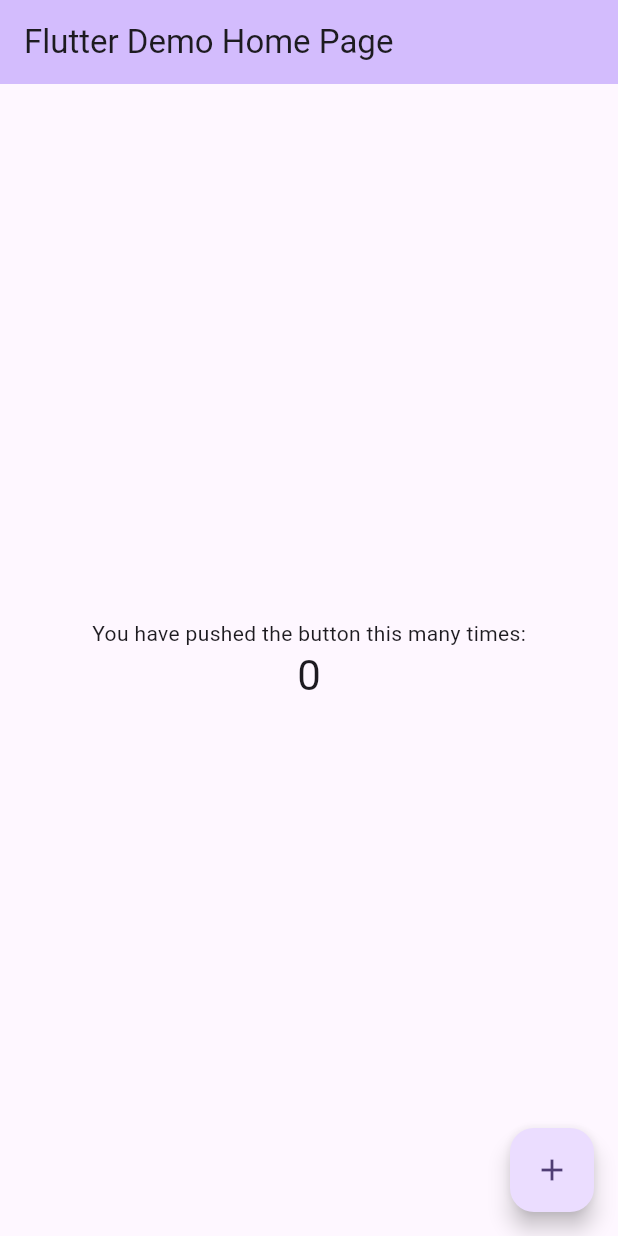
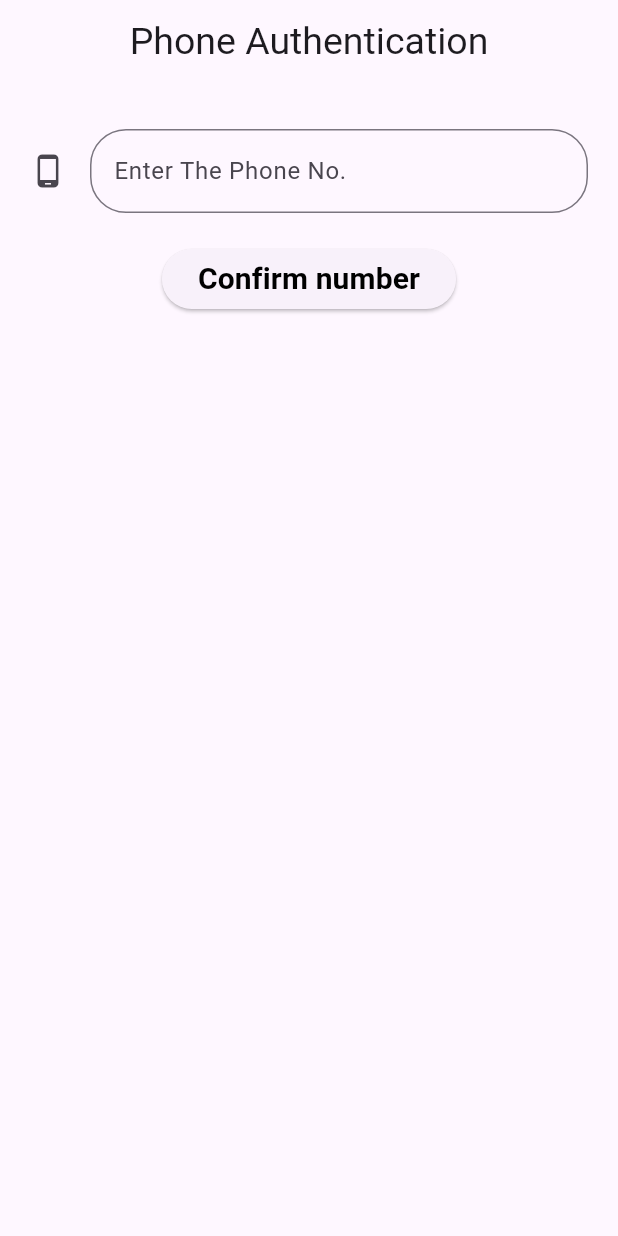
Before and after one commit to hitesh12321/otp-verification, a Flutter app: the screen it shows after launch, on a phone screen of 412 x 824 dp. Run offline on Flutter 3.47's test engine with Material 3 defaults, Android fonts, the phone set to English and light mode, and no system bars; our stand-ins replace firebase_auth, firebase_core; accounts and stored records are empty.

```diff
--- a/lib/main.dart
+++ b/lib/main.dart
@@ -1,5 +1,6 @@
 import 'package:flutter/material.dart';
 import 'package:firebase_core/firebase_core.dart';
+import 'package:otp/phoneauth.dart';
 
 void main() async {
   WidgetsFlutterBinding.ensureInitialized();
@@ -34,7 +35,7 @@ class MyApp extends StatelessWidget {
         // tested with just a hot reload.
         colorScheme: ColorScheme.fromSeed(seedColor: Colors.deepPurple),
       ),
-      home: const MyHomePage(title: 'Flutter Demo Home Page'),
+      home: Phoneauth(),
     );
   }
 }
--- /dev/null
+++ b/lib/phoneauth.dart
@@ -0,0 +1,97 @@
+// ignore_for_file: use_build_context_synchronously
+
+import 'package:firebase_auth/firebase_auth.dart';
+import 'package:firebase_core/firebase_core.dart';
+import 'package:flutter/material.dart';
+import 'package:otp/main.dart';
+import 'package:otp/otppage.dart';
+import 'package:otp/uiHelper.dart';
+
+class Phoneauth extends StatefulWidget {
+  const Phoneauth({super.key});
+
+  @override
+  State<Phoneauth> createState() => _PhoneauthState();
+}
+
+class _PhoneauthState extends State<Phoneauth> {
+  TextEditingController phonenumbercontroller = TextEditingController();
+
+
+
+
+
+  Future<void> phonenumber(String phonenumber) async {
+    if (phonenumber.isEmpty) {
+      return Uihelper.customShowDialog(context, "enter the phone number");
+    }
+    await FirebaseAuth.instance.verifyPhoneNumber(
+      verificationCompleted: (PhoneAuthCredential credential) {},
+      verificationFailed: (FirebaseAuthException ex) {
+        Uihelper.customShowDialog(
+          context,
+          "Verification Failed : ${ex.message}",
+        );
+      },
+      codeSent: (String verificationid, int? resendtoken) {
+        print("Verification ID: $verificationid");
+
+        Navigator.push(
+          context,
+          MaterialPageRoute(
+            builder: (context) => Otppage(verificationid: verificationid),
+          ),
+        );
+      },
+      codeAutoRetrievalTimeout: (String verificationId) {},
+      phoneNumber: phonenumbercontroller.text.toString(),
+    );
+  }
+
+  @override
+  Widget build(BuildContext context) {
+    return Scaffold(
+      appBar: AppBar(
+        title: Text('Phone Authentication', style: TextStyle(fontSize: 25)),
+        centerTitle: true,
+      ),
+      body: Container(
+        padding: EdgeInsets.symmetric(vertical: 30, horizontal: 20),
+
+        child: Column(
+          // mainAxisAlignment: MainAxisAlignment.center,
+          crossAxisAlignment: CrossAxisAlignment.center,
+          children: [
+            TextField(
+              controller: phonenumbercontroller,
+              onTap: () {},
+              decoration: InputDecoration(
+                hintText: "Enter The Phone No.",
+                icon: Icon(Icons.phone_android),
+                border: OutlineInputBorder(
+                  borderRadius: BorderRadius.circular(24),
+                ),
+              ),
+            ),
+            SizedBox(height: 20),
+            ElevatedButton(
+              onPressed: () {
+                phonenumber(phonenumbercontroller.text.trim());
+
+                print("Phone number: ${phonenumbercontroller.text.trim()}");
+              },
+              child: Text(
+                'Confirm number',
+                style: TextStyle(
+                  color: Colors.black,
+                  fontSize: 20,
+                  fontWeight: FontWeight.bold,
+                ),
+              ),
+            ),
+          ],
+        ),
+      ),
+    );
+  }
+}
--- a/pubspec.yaml
+++ b/pubspec.yaml
@@ -31,6 +31,7 @@ dependencies:
   flutter:
     sdk: flutter
   firebase_core: ^4.0.0
+  firebase_auth: ^6.0.1
 
   # The following adds the Cupertino Icons font to your application.
   # Use with the CupertinoIcons class for iOS style icons.
```
Also changed, not shown: lib/otppage.dart (added, +82 -0 lines), lib/savedLogics/phonenumberValidateLogic.dart (added, +26 -0 lines), lib/uiHelper.dart (added, +22 -0 lines), lib/userCheck.dart (added, +35 -0 lines), pubspec.lock, 3 other files.
